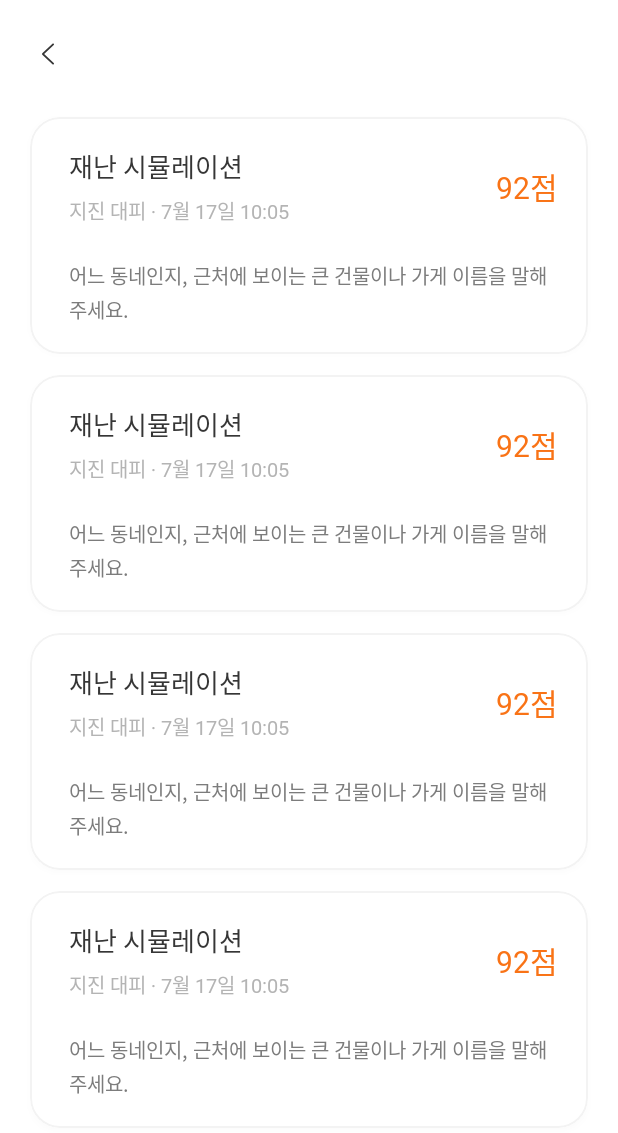
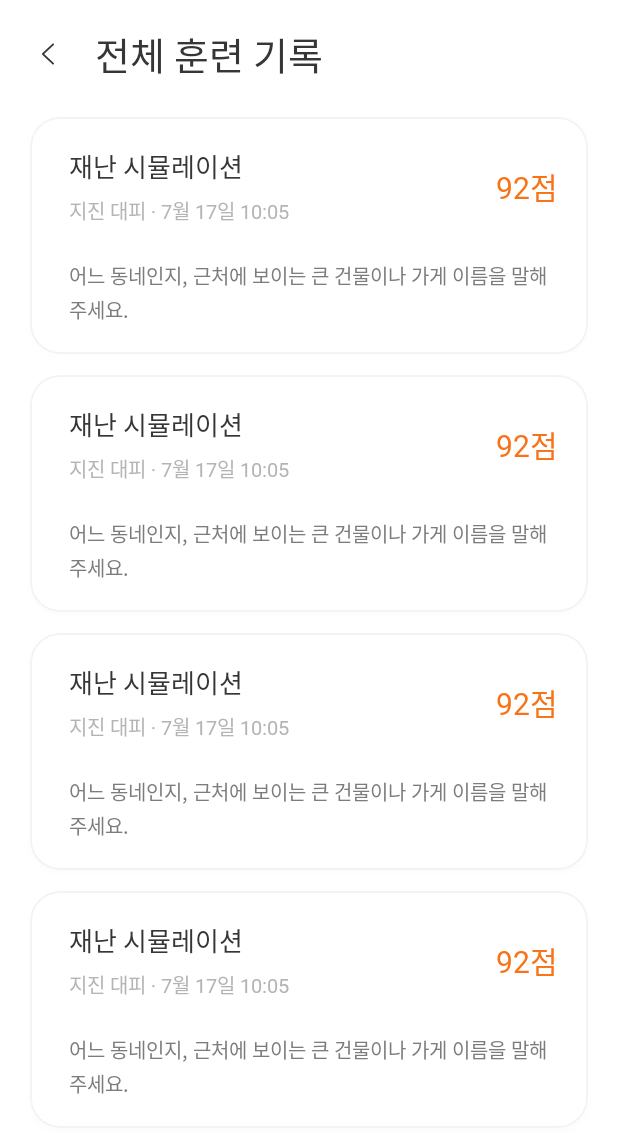
Before and after one commit to DeunDeun-App/DeunDeun, an Android app: the layout activity_record_list.xml on its own in the app's theme, with its tools: preview values and no code run, on a phone screen of 412 x 824 dp. Shown: the top 1133 px of the screen. Run offline under Robolectric (Android 15) with nearby library versions, the phone set to English and light mode, and no system bars; Roboto replaces fonts that are not available here.

Commit message:
fix: SOS 주소와 확인 표시 겹침, 전체 훈련 기록 제목 추가

```diff
--- a/app/src/main/java/com/example/deundeun/ui/record/RecordListActivity.java
+++ b/app/src/main/java/com/example/deundeun/ui/record/RecordListActivity.java
@@ -33,7 +33,7 @@ public class RecordListActivity extends AppCompatActivity {
         binding = ActivityRecordListBinding.inflate(getLayoutInflater());
         setContentView(binding.getRoot());
 
-        InsetsUtil.applyTopInset(binding.btnBack);
+        InsetsUtil.applyTopInset(binding.recordListRoot);
         InsetsUtil.applyBottomInset(binding.recordList);
 
         binding.btnBack.setOnClickListener(v -> finish());
--- a/app/src/main/res/layout/activity_record_list.xml
+++ b/app/src/main/res/layout/activity_record_list.xml
@@ -23,6 +23,17 @@
         app:layout_constraintStart_toStartOf="parent"
         app:layout_constraintTop_toTopOf="parent" />
 
+    <TextView
+        android:id="@+id/record_list_title"
+        style="@style/Text.ScreenTitle"
+        android:layout_width="wrap_content"
+        android:layout_height="wrap_content"
+        android:layout_marginStart="@dimen/back_title_margin"
+        android:text="@string/record_list_title"
+        app:layout_constraintBottom_toBottomOf="@id/btn_back"
+        app:layout_constraintStart_toEndOf="@id/btn_back"
+        app:layout_constraintTop_toTopOf="@id/btn_back" />
+
     <androidx.recyclerview.widget.RecyclerView
         android:id="@+id/record_list"
         android:layout_width="0dp"
--- a/app/src/main/res/layout/activity_sos_message.xml
+++ b/app/src/main/res/layout/activity_sos_message.xml
@@ -121,6 +121,8 @@
                         android:layout_width="wrap_content"
                         android:layout_height="wrap_content"
                         android:layout_alignParentStart="true"
+                        android:layout_toStartOf="@id/gps_badge"
+                        android:layout_marginEnd="@dimen/space_s"
                         android:text="@string/sos_gps_title"
                         android:textSize="15sp" />
 
@@ -131,6 +133,8 @@
                         android:layout_height="wrap_content"
                         android:layout_below="@id/gps_title"
                         android:layout_alignParentStart="true"
+                        android:layout_toStartOf="@id/gps_badge"
+                        android:layout_marginEnd="@dimen/space_s"
                         android:layout_marginTop="5dp"
                         android:text="@string/sos_gps_value"
                         android:textColor="@color/text_muted"
--- a/app/src/main/res/values/strings.xml
+++ b/app/src/main/res/values/strings.xml
@@ -26,6 +26,7 @@
     <string name="home_weekly_title">이번 주 훈련 기록</string>
     <string name="home_unit_minute">분</string>
     <string name="home_recent_title">최근 훈련 기록</string>
+    <string name="record_list_title">전체 훈련 기록</string>
     <string name="home_see_all">전체 보기 ></string>
     <string name="home_week_count">이번주 %1$d번 했어요</string>
     <string name="score_format">%1$d점</string>
```
